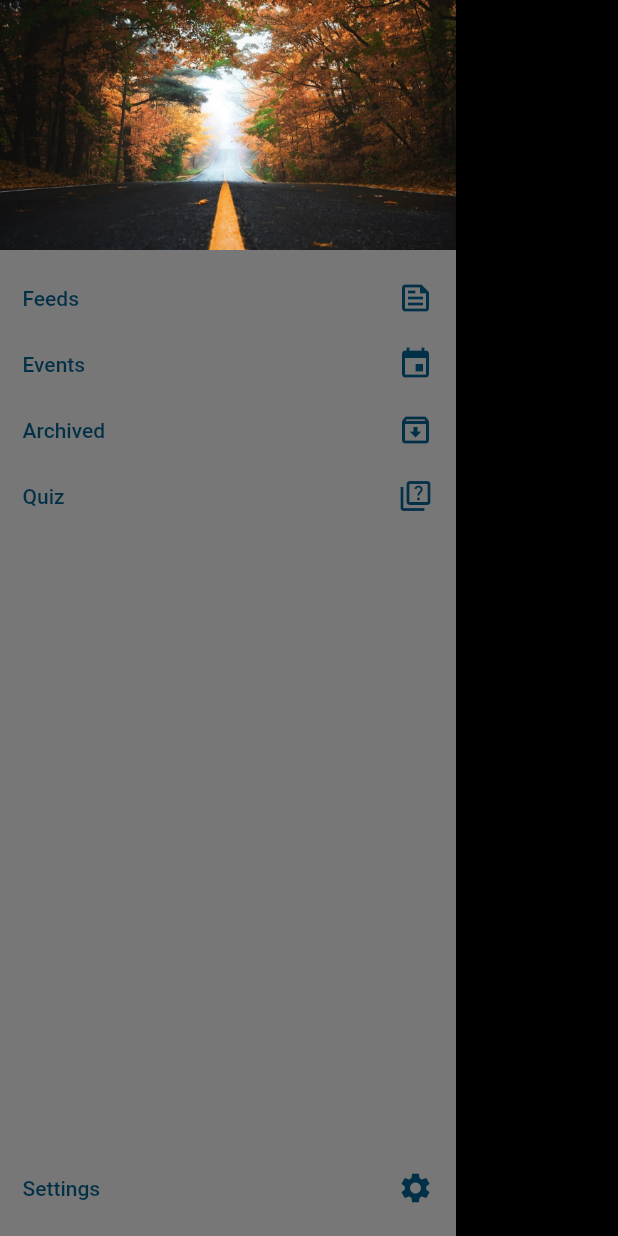
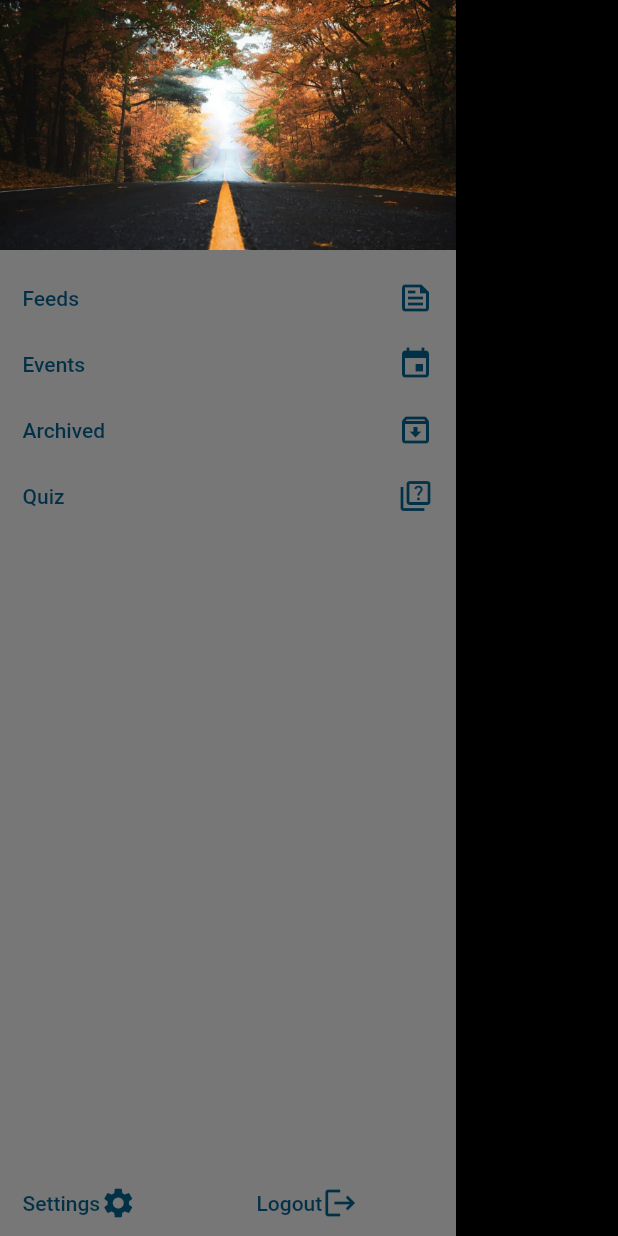
Before and after one commit to betu55/Hagerawi, a Flutter app: the Quiz screen opened by its route, with the side drawer open, on a phone screen of 412 x 824 dp. Run offline on Flutter 3.47's test engine with Material 2 defaults, Android fonts, the light colour scheme and no system bars; our stand-ins replace equatable, flutter_bloc, flutter_svg; missing offline and left inert: dart:html; network calls fail.

Commit message:
sidebar minor fix

```diff
--- a/lib/components/sidebar.dart
+++ b/lib/components/sidebar.dart
@@ -64,9 +64,12 @@ class _NavbarState extends State<Navbar> {
                     menuItem(text: "Quiz", icon: Icons.quiz_outlined),
                   ],
                 ),
-                Column(
+                Row(
+                  mainAxisAlignment: MainAxisAlignment.spaceBetween,
+                  crossAxisAlignment: CrossAxisAlignment.end,
                   children: [
                     menuItem(text: "Settings", icon: Icons.settings),
+                    menuItem(text: "Logout", icon: Icons.logout),
                     SizedBox(
                       height: 10,
                     )
--- a/lib/main.dart
+++ b/lib/main.dart
@@ -26,7 +26,7 @@ void main() {
     debugShowCheckedModeBanner: false,
     //home: Login(),
 
-    initialRoute: Login.routeName,
+    initialRoute: Feeds.routeName,
 
     routes: {
       Trial.routeName: (BuildContext context) => Trial(),
```
